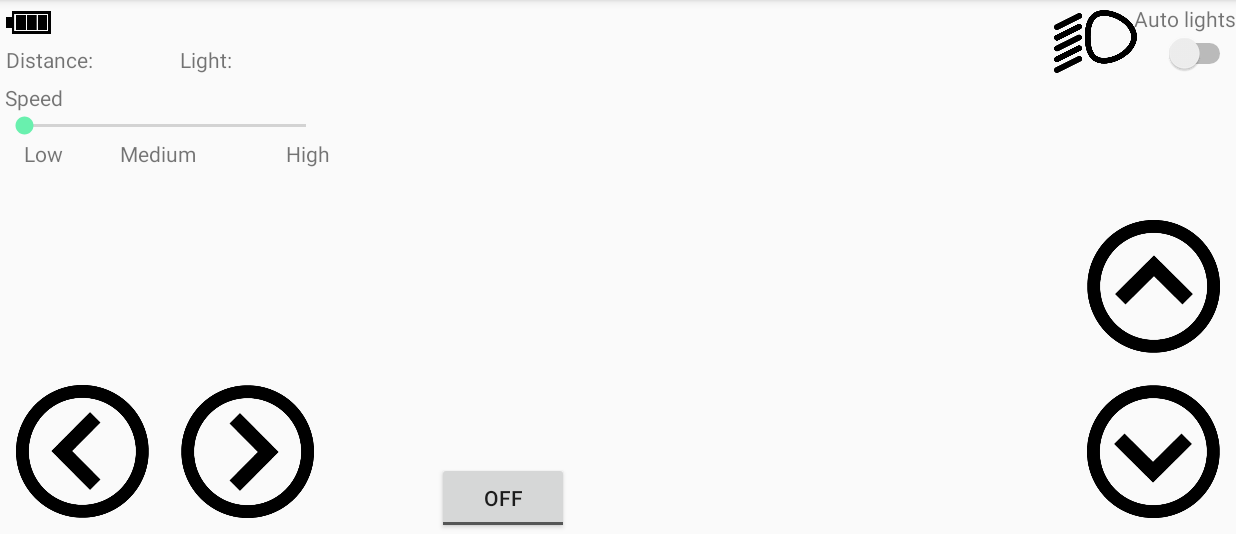
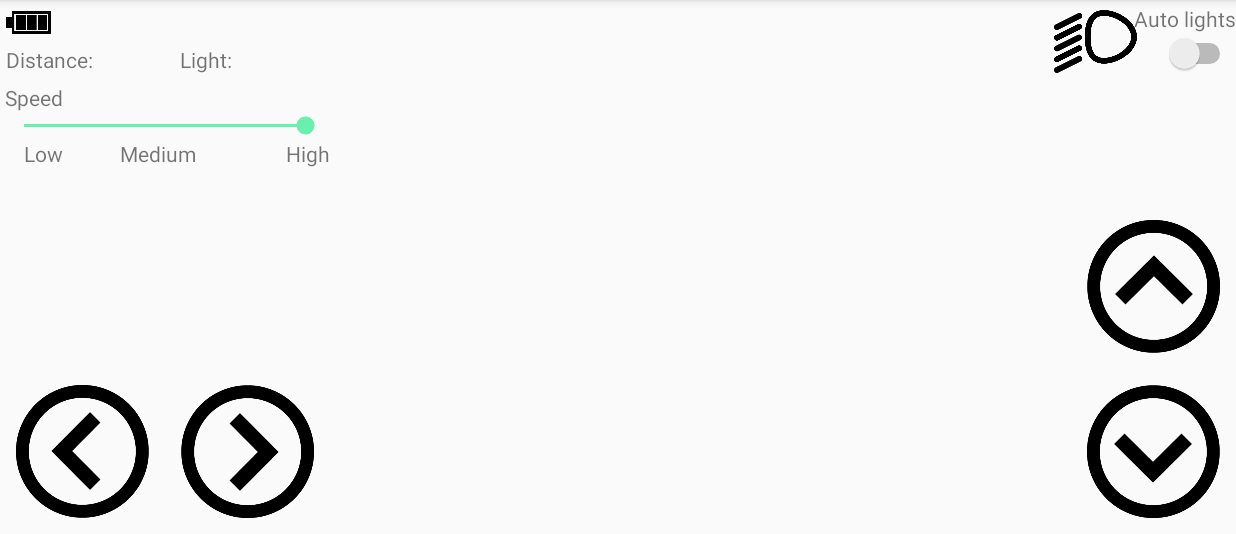
Before and after one commit to martog/VMKS_2016, an Android app: the ControlsFragment screen opened directly, with no data from a screen before it, on a phone screen of 824 x 412 dp (held sideways), the part 84-618 px from its top. Run offline under Robolectric (Android 15) with nearby library versions, the phone set to English and light mode, and no system bars; libraries missing offline, so code that uses them is left out: com.afollestad.materialdialogs; 3 statements that could not run were skipped.

Commit message:
Removing avoiding objects algorithm

```diff
--- a/app/src/main/java/com/example/cripz/bluetoothrccarcontroller/ControlsFragment.java
+++ b/app/src/main/java/com/example/cripz/bluetoothrccarcontroller/ControlsFragment.java
@@ -8,22 +8,18 @@ import android.view.LayoutInflater;
 import android.view.MotionEvent;
 import android.view.View;
 import android.view.ViewGroup;
-import android.widget.CompoundButton;
 import android.widget.ImageButton;
 import android.widget.SeekBar;
 import android.widget.Toast;
-import android.widget.ToggleButton;
 
 public class ControlsFragment extends Fragment {
     private View rootView;
-    private ToggleButton a_o;
     private ImageButton forwardButton;
     private ImageButton reverseButton;
     private ImageButton leftButton;
     private ImageButton rightButton;
     private SeekBar speedBar;
     private String speedState = "3";
-    private boolean a_o_flag = false;
 
     private void sendMessage(String msg) {
         ((Main)(getActivity())).sendMessage(msg);
@@ -59,21 +55,7 @@ public class ControlsFragment extends Fragment {
         reverseButton = (ImageButton) rootView.findViewById(R.id.reverse_btn);
         leftButton = (ImageButton) rootView.findViewById(R.id.left_btn);
         rightButton = (ImageButton) rootView.findViewById(R.id.right_btn);
-        a_o = (ToggleButton) rootView.findViewById(R.id.a_o_id);
-        a_o.setOnCheckedChangeListener(new CompoundButton.OnCheckedChangeListener() {
-            @Override
-            public void onCheckedChanged(CompoundButton buttonView, boolean isChecked) {
-                if(isChecked){
-                    sendMessage("p");
-                    a_o_flag = true;
-                }else{
-                    sendMessage("o");
-                    sendMessage("k");
-                    sendMessage("g");
-                    a_o_flag = false;
-                }
-            }
-        });
+
         forwardButton.setOnTouchListener(touchListener);
         reverseButton.setOnTouchListener(touchListener);
         leftButton.setOnTouchListener(touchListener);
@@ -83,6 +65,7 @@ public class ControlsFragment extends Fragment {
 
     private void initializeSpeedBar(){
         speedBar = (SeekBar) rootView.findViewById(R.id.speed_bar);
+        speedBar.setProgress(100);
         speedBar.setOnSeekBarChangeListener(new SeekBar.OnSeekBarChangeListener() {
             @Override
             public void onProgressChanged(SeekBar seekBar, int progress, boolean fromUser) {
@@ -124,7 +107,6 @@ public class ControlsFragment extends Fragment {
 
         @Override
         public boolean onTouch(View v, MotionEvent event) {
-            if (!a_o_flag) {
                 switch (v.getId()) {
                     case R.id.forward_btn:
                         //forward button is called
@@ -170,7 +152,6 @@ public class ControlsFragment extends Fragment {
                         }
                         break;
                 }
-            }
             return true;
         }
     }
--- a/app/src/main/res/layout/controls_fragment.xml
+++ b/app/src/main/res/layout/controls_fragment.xml
@@ -1,97 +1,88 @@
 <?xml version="1.0" encoding="utf-8"?>
 <RelativeLayout xmlns:android="http://schemas.android.com/apk/res/android"
-    android:layout_width="match_parent" android:layout_height="match_parent">
+    android:layout_width="match_parent"
+    android:layout_height="match_parent">
 
     <ImageButton
+        android:id="@+id/forward_btn"
         android:layout_width="110dp"
         android:layout_height="110dp"
-        android:id="@+id/forward_btn"
-        android:src="@drawable/btn_forward"
+        android:layout_above="@+id/reverse_btn"
+        android:layout_alignStart="@+id/reverse_btn"
+        android:layout_alignWithParentIfMissing="false"
         android:background="#0000"
         android:scaleType="fitCenter"
-        android:layout_alignWithParentIfMissing="false"
-        android:layout_above="@+id/reverse_btn"
-        android:layout_alignStart="@+id/reverse_btn" />
+        android:src="@drawable/btn_forward" />
 
     <ImageButton
+        android:id="@+id/reverse_btn"
         android:layout_width="110dp"
         android:layout_height="110dp"
-        android:id="@+id/reverse_btn"
-        android:src="@drawable/btn_reverse"
+        android:layout_alignParentBottom="true"
+        android:layout_alignParentEnd="true"
         android:background="#0000"
         android:scaleType="fitCenter"
-        android:layout_alignParentBottom="true"
-        android:layout_alignParentEnd="true" />
+        android:src="@drawable/btn_reverse" />
 
     <ImageButton
+        android:id="@+id/right_btn"
         android:layout_width="110dp"
         android:layout_height="110dp"
-        android:id="@+id/right_btn"
-        android:src="@drawable/btn_right"
+        android:layout_alignParentBottom="true"
+        android:layout_toEndOf="@+id/left_btn"
         android:background="#0000"
         android:scaleType="fitCenter"
-        android:layout_alignParentBottom="true"
-        android:layout_toEndOf="@+id/left_btn" />
+        android:src="@drawable/btn_right" />
 
     <ImageButton
+        android:id="@+id/left_btn"
         android:layout_width="110dp"
         android:layout_height="110dp"
-        android:id="@+id/left_btn"
-        android:src="@drawable/btn_left"
+        android:layout_alignParentBottom="true"
+        android:layout_alignParentStart="true"
         android:background="#0000"
         android:scaleType="fitCenter"
-        android:layout_alignParentBottom="true"
-        android:layout_alignParentStart="true" />
+        android:src="@drawable/btn_left" />
 
     <SeekBar
+        android:id="@+id/speed_bar"
         android:layout_width="fill_parent"
         android:layout_height="wrap_content"
-        android:id="@+id/speed_bar"
-        android:layout_below="@+id/textView3"
+        android:layout_alignEnd="@+id/right_btn"
         android:layout_alignParentStart="true"
-        android:layout_alignEnd="@+id/right_btn" />
+        android:layout_below="@+id/textView3" />
 
     <TextView
+        android:id="@+id/textView3"
         android:layout_width="wrap_content"
         android:layout_height="wrap_content"
-        android:text=" Speed"
-        android:id="@+id/textView3"
+        android:layout_alignParentStart="true"
         android:layout_alignParentTop="true"
-        android:layout_alignParentStart="true" />
+        android:text=" Speed" />
 
     <TextView
+        android:id="@+id/textView4"
         android:layout_width="wrap_content"
         android:layout_height="wrap_content"
-        android:text="Low"
-        android:id="@+id/textView4"
+        android:layout_alignEnd="@+id/textView3"
         android:layout_below="@+id/speed_bar"
-        android:layout_alignEnd="@+id/textView3" />
+        android:text="Low" />
 
     <TextView
+        android:id="@+id/textView5"
         android:layout_width="wrap_content"
         android:layout_height="wrap_content"
-        android:text="Medium"
-        android:id="@+id/textView5"
         android:layout_below="@+id/speed_bar"
+        android:layout_marginStart="38dp"
         android:layout_toEndOf="@+id/textView3"
-        android:layout_marginStart="38dp" />
+        android:text="Medium" />
 
     <TextView
+        android:id="@+id/textView6"
         android:layout_width="wrap_content"
         android:layout_height="wrap_content"
-        android:text="High"
-        android:id="@+id/textView6"
+        android:layout_alignEnd="@+id/speed_bar"
         android:layout_below="@+id/speed_bar"
-        android:layout_alignEnd="@+id/speed_bar" />
-
-    <ToggleButton
-        android:layout_width="wrap_content"
-        android:layout_height="wrap_content"
-        android:text="A_O"
-        android:id="@+id/a_o_id"
-        android:layout_marginStart="71dp"
-        android:layout_alignParentBottom="true"
-        android:layout_toEndOf="@+id/speed_bar" />
-    />
+        android:text="High" />
 
 </RelativeLayout>
```
Also changed, not shown: 2 other files.
